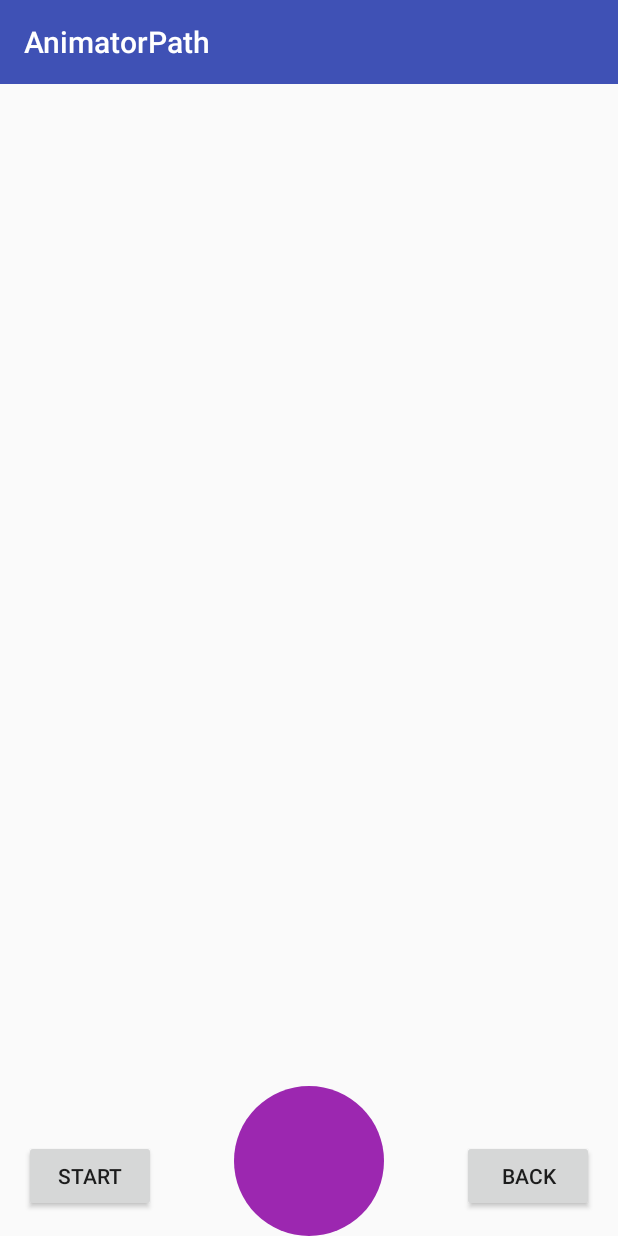
After one commit to huangshouguo/MaterialDesignStudy, an Android app: the AnimatorPathActivity screen opened directly, with no data from a screen before it, on a phone screen of 412 x 824 dp. The commit adds this screen. Run offline under Robolectric (Android 15) with nearby library versions, the phone set to English and light mode, and no system bars.

Commit message:
add path animator

```diff
--- a/app/src/main/AndroidManifest.xml
+++ b/app/src/main/AndroidManifest.xml
@@ -41,6 +41,7 @@
         <activity
             android:name=".animator.AnimatorShareActivity"
             android:theme="@style/AppTheme.CustomAnimator" />
+        <activity android:name=".animator.AnimatorPathActivity"></activity>
     </application>
 
 </manifest>
--- a/app/src/main/java/com/example/hsg/meterialdesignstudy/animator/AnimatorHomeActivity.java
+++ b/app/src/main/java/com/example/hsg/meterialdesignstudy/animator/AnimatorHomeActivity.java
@@ -43,6 +43,7 @@ public class AnimatorHomeActivity extends BaseActivity implements View.OnClickLi
                 AnimatorShareActivity.startAction(this, findViewById(R.id.btn_share));
                 break;
             case R.id.btn_path:
+                AnimatorPathActivity.startAction(this);
                 break;
         }
     }
--- /dev/null
+++ b/app/src/main/java/com/example/hsg/meterialdesignstudy/animator/AnimatorPathActivity.java
@@ -0,0 +1,104 @@
+package com.example.hsg.meterialdesignstudy.animator;
+
+import android.animation.ObjectAnimator;
+import android.content.Context;
+import android.content.Intent;
+import android.graphics.Path;
+import android.os.Bundle;
+import android.support.v7.widget.Toolbar;
+import android.view.View;
+import android.view.animation.PathInterpolator;
+import android.widget.Button;
+import android.widget.ImageView;
+
+import com.example.hsg.meterialdesignstudy.BaseActivity;
+import com.example.hsg.meterialdesignstudy.R;
+
+public class AnimatorPathActivity extends BaseActivity implements View.OnClickListener {
+
+    private ImageView imageView;
+
+    private float originX;
+    private float originY;
+    private float radius;
+
+    private float targetX;
+    private float targetY;
+
+    private float mediumX;
+    private float mediumY;
+
+    private Button btnStart;
+    private Button btnBack;
+    private Toolbar toolbar;
+
+    public static void startAction(Context context) {
+        Intent intent = new Intent(context, AnimatorPathActivity.class);
+        context.startActivity(intent);
+    }
+
+    @Override
+    protected void onCreate(Bundle savedInstanceState) {
+        super.onCreate(savedInstanceState);
+        setContentView(R.layout.activity_animator_path);
+
+        this.toolbar = findViewById(R.id.toolbar);
+        this.imageView = findViewById(R.id.image_view);
+
+        this.btnStart = findViewById(R.id.btn_start);
+        this.btnBack = findViewById(R.id.btn_back);
+
+        this.btnStart.setOnClickListener(this);
+        this.btnBack.setOnClickListener(this);
+    }
+
+    @Override
+    public void onClick(View view) {
+        if (this.originX == 0) {
+            this.originX = this.imageView.getX();
+            this.originY = this.imageView.getY();
+
+            this.radius = this.imageView.getWidth() / 2f;
+
+            this.targetX = 0;
+            this.targetY = this.toolbar.getBottom();
+
+            this.mediumX = this.toolbar.getRight() * 0.75f + this.radius;
+            this.mediumY = (this.originY + this.targetY) / 2f;
+        }
+
+        switch (view.getId()) {
+            case R.id.btn_start:
+                startAnimator();
+                break;
+            case R.id.btn_back:
+                backAnimator();
+                break;
+        }
+
+    }
+
+    private void startAnimator() {
+        Path path = new Path();
+
+        path.moveTo(this.originX, this.originY);
+        path.cubicTo(this.originX, this.originY, this.mediumX, this.mediumY, this.targetX, this.targetY);
+
+        ObjectAnimator animator = ObjectAnimator.ofFloat(this.imageView, View.X, View.Y, path);
+        animator.setInterpolator(new PathInterpolator(0f, 0.1f, 1f, 1f));
+        animator.setDuration(getResources().getInteger(R.integer.animator_duration));
+        animator.start();
+    }
+
+    private void backAnimator() {
+        Path path = new Path();
+
+        path.moveTo(this.targetX, this.targetY);
+        path.cubicTo(this.targetX, this.targetY, this.mediumX, this.mediumY, this.originX, this.originY);
+
+        ObjectAnimator animator = ObjectAnimator.ofFloat(this.imageView, View.X, View.Y, path);
+        animator.setInterpolator(new PathInterpolator(0f, 0.1f, 1f, 1f));
+        animator.setDuration(getResources().getInteger(R.integer.animator_duration));
+        animator.start();
+    }
+}
--- a/app/src/main/java/com/example/hsg/meterialdesignstudy/animator/AnimatorReveal2Activity.java
+++ b/app/src/main/java/com/example/hsg/meterialdesignstudy/animator/AnimatorReveal2Activity.java
@@ -68,6 +68,7 @@ public class AnimatorReveal2Activity extends BaseActivity {
 
                 @Override
                 public void onAnimationEnd(Animator animator) {
+                    rootView.setVisibility(View.GONE);
                     finish();
                 }
 
--- a/app/src/main/java/com/example/hsg/meterialdesignstudy/animator/AnimatorShareActivity.java
+++ b/app/src/main/java/com/example/hsg/meterialdesignstudy/animator/AnimatorShareActivity.java
@@ -11,7 +11,6 @@ import com.example.hsg.meterialdesignstudy.R;
 
 public class AnimatorShareActivity extends BaseActivity {
 
-
     public static void startAction(Activity context, View view) {
         Intent intent = new Intent(context, AnimatorShareActivity.class);
         ActivityOptions options = ActivityOptions.makeSceneTransitionAnimation(context, view, context.getString(R.string.share_elements_name));
--- a/app/src/main/java/com/example/hsg/meterialdesignstudy/animator/AnimatorTransitionActivity.java
+++ b/app/src/main/java/com/example/hsg/meterialdesignstudy/animator/AnimatorTransitionActivity.java
@@ -14,7 +14,6 @@ public class AnimatorTransitionActivity extends BaseActivity implements View.OnC
         Intent intent = new Intent(context, AnimatorTransitionActivity.class);
         context.startActivity(intent);
     }
-
 
     @Override
     protected void onCreate(Bundle savedInstanceState) {
--- a/app/src/main/java/com/example/hsg/meterialdesignstudy/animator/AnimatorTransitionExplodeActivity.java
+++ b/app/src/main/java/com/example/hsg/meterialdesignstudy/animator/AnimatorTransitionExplodeActivity.java
@@ -38,7 +38,6 @@ public class AnimatorTransitionExplodeActivity extends BaseActivity {
     }
 
     private void setupTransitionAnimator() {
-
         Transition transition = null;
         if (this.isEnableXml) {
             transition = TransitionInflater.from(this).inflateTransition(R.transition.explode);
--- a/app/src/main/java/com/example/hsg/meterialdesignstudy/animator/AnimatorTransitionFadeActivity.java
+++ b/app/src/main/java/com/example/hsg/meterialdesignstudy/animator/AnimatorTransitionFadeActivity.java
@@ -38,7 +38,6 @@ public class AnimatorTransitionFadeActivity extends BaseActivity {
     }
 
     private void setupTransitionAnimator() {
-
         Transition transition = null;
         if (this.isEnableXml) {
             transition = TransitionInflater.from(this).inflateTransition(R.transition.fade);
--- a/app/src/main/res/drawable-v21/ic_menu_send.xml
+++ b/app/src/main/res/drawable-v21/ic_menu_send.xml
@@ -4,6 +4,6 @@
     android:viewportHeight="24.0"
     android:viewportWidth="24.0">
     <path
-        android:fillColor="#FF000000"
+        android:fillColor="@color/color_pink"
         android:pathData="M2.01,21L23,12 2.01,3 2,10l15,2 -15,2z" />
 </vector>
--- /dev/null
+++ b/app/src/main/res/layout/activity_animator_path.xml
@@ -0,0 +1,36 @@
+<?xml version="1.0" encoding="utf-8"?>
+<android.support.design.widget.CoordinatorLayout xmlns:android="http://schemas.android.com/apk/res/android"
+    xmlns:app="http://schemas.android.com/apk/res-auto"
+    android:layout_width="match_parent"
+    android:layout_height="match_parent">
+
+    <android.support.v7.widget.Toolbar
+        android:id="@+id/toolbar"
+        style="@style/ToolbarStyle"
+        app:title="AnimatorPath" />
+
+
+    <ImageView
+        android:id="@+id/image_view"
+        android:layout_width="100dp"
+        android:layout_height="100dp"
+        android:layout_gravity="center|bottom"
+        android:src="@drawable/ic_circle_purple" />
+
+    <Button
+        android:id="@+id/btn_start"
+        android:layout_width="wrap_content"
+        android:layout_height="wrap_content"
+        android:layout_gravity="bottom"
+        android:layout_margin="@dimen/default_horizontal_margin"
+        android:text="start" />
+
+
+    <Button
+        android:id="@+id/btn_back"
+        android:layout_width="wrap_content"
+        android:layout_height="wrap_content"
+        android:layout_gravity="bottom|right"
+        android:layout_margin="@dimen/default_horizontal_margin"
+        android:text="back" />
+</android.support.design.widget.CoordinatorLayout>
```
